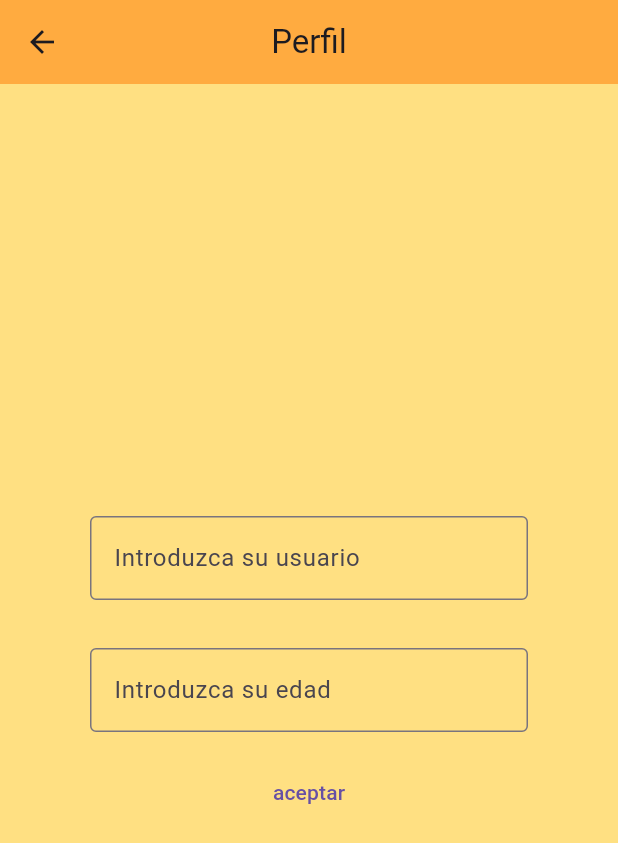
After one commit to manuelcb19/MCB_Exam_PSP_PMDM, a Flutter app: the PerfilView screen opened by its route, on a phone screen of 412 x 824 dp. The commit adds this screen. Shown: the top 843 px of the screen. Run offline on Flutter 3.47's test engine with Material 3 defaults, Android fonts, the phone set to English and light mode, and no system bars; our stand-ins replace cloud_firestore, firebase_auth, firebase_core; accounts and stored records are empty; generated files the repository leaves out were written again.

Commit message:
subido PSP. Se crea un FBusuario para gestionar el usuario, se realiza una coleecion en firebase con el nombre de usuarios que guarda los datos del perfil del usuario, cuando se inicia sesion se mira si se tienen datos en perfil, si no tiene tienes que introducirlo, mas adelante le metere la foto para enseñarla. Tambien se crea el dataholder y la clase firebaseadmin para controlar todo lo relacionado con las conexiones del usuario

```diff
--- a/lib/CustomViews/CustomButton.dart
+++ b/lib/CustomViews/CustomButton.dart
@@ -2,11 +2,11 @@ import 'package:flutter/material.dart';
 
 class CustomButton extends StatelessWidget {
 
-  final Function? prueba;
+  final Function? funcion;
   final String texto;
   CustomButton({
     Key? key,
-    this.prueba,
+    this.funcion,
     required this.texto,
   }) : super(key: key);
 
@@ -14,8 +14,8 @@ class CustomButton extends StatelessWidget {
   Widget build(BuildContext context) {
     return TextButton(
       onPressed: () {
-        if (prueba != null) {
-          prueba!();
+        if (funcion != null) {
+          funcion!();
         }
       },
       child: Text(texto),
--- a/lib/ExamenMCB.dart
+++ b/lib/ExamenMCB.dart
@@ -6,6 +6,7 @@ import 'package:flutter/foundation.dart';
 import 'package:flutter/material.dart';
 import 'package:examenmcb/Splash/SplashView.dart';
 
+import 'onBoarding/PerfilView.dart';
 import 'onBoarding/RegisterView.dart';
 
 
@@ -20,6 +21,7 @@ Widget build(BuildContext context) {
         '/splashview':(context) => SplashView(),
         '/loginview':(context) => LoginView(),
         '/registerview':(context) => RegisterView(),
+        '/perfilview':(context) => PerfilView(),
       },
       initialRoute: '/loginview',
     );
--- /dev/null
+++ b/lib/Singletone/DataHolder.dart
@@ -0,0 +1,28 @@
+import 'package:cloud_firestore/cloud_firestore.dart';
+import 'package:firebase_auth/firebase_auth.dart';
+import 'package:flutter/cupertino.dart';
+
+import 'FirebaseAdmin.dart';
+
+
+class DataHolder {
+
+  static final DataHolder _dataHolder = DataHolder._internal();
+
+  String sNombre="Examen Dataholder";
+  FirebaseFirestore db = FirebaseFirestore.instance;
+  FirebaseAdmin fbadmin=FirebaseAdmin();
+
+  DataHolder._internal() {
+  }
+
+  void initDataHolder(){
+
+
+  }
+
+  factory DataHolder(){
+    return _dataHolder;
+  }
+
+}
--- /dev/null
+++ b/lib/Singletone/FirebaseAdmin.dart
@@ -0,0 +1,35 @@
+
+import 'package:cloud_firestore/cloud_firestore.dart';
+import 'package:firebase_auth/firebase_auth.dart';
+
+import '../FirebaseObjects/FbUsuario.dart';
+
+
+class FirebaseAdmin{
+  FirebaseAuth auth = FirebaseAuth.instance;
+  FirebaseFirestore db = FirebaseFirestore.instance;
+  FbUsuario? usuario;
+
+  Future<FbUsuario?> loadFbUsuario() async{
+    String uid=FirebaseAuth.instance.currentUser!.uid;
+    print("UID DE DESCARGA loadFbUsuario------------->>>> ${uid}");
+    DocumentReference<FbUsuario> ref=db.collection("Usuarios")
+        .doc(uid)
+        .withConverter(fromFirestore: FbUsuario.fromFirestore,
+      toFirestore: (FbUsuario usuario, _) => usuario.toFirestore(),);
+
+
+    DocumentSnapshot<FbUsuario> docSnap=await ref.get();
+    print("docSnap DE DESCARGA loadFbUsuario------------->>>> ${docSnap.data()}");
+    usuario=docSnap.data();
+    return usuario;
+  }
+
+  Future<void> anadirUsuario(String nombre, int edad, String img) async {
+
+    FbUsuario usuario = new FbUsuario(nombre: nombre, edad: edad, shint: img);
+    String uidUsuario= FirebaseAuth.instance.currentUser!.uid;
+    await db.collection("Usuarios").doc(uidUsuario).set(usuario.toFirestore());
+
+  }
+}
--- /dev/null
+++ b/lib/onBoarding/PerfilView.dart
@@ -0,0 +1,71 @@
+
+
+import 'package:cloud_firestore/cloud_firestore.dart';
+import 'package:examenmcb/CustomViews/CustomButton.dart';
+import 'package:examenmcb/Singletone/DataHolder.dart';
+import 'package:flutter/material.dart';
+
+import '../CustomViews/CustomTextField.dart';
+
+class PerfilView extends StatelessWidget {
+
+  TextEditingController tecNombre = TextEditingController();
+  TextEditingController tecEdad=TextEditingController();
+  FirebaseFirestore db = FirebaseFirestore.instance;
+  late BuildContext _context;
+  DataHolder conexion = DataHolder();
+
+  void onClickAceptar() async{
+
+    conexion.fbadmin.anadirUsuario(tecNombre.text, int.parse(tecEdad.text), '');
+
+    Navigator.of(_context).popAndPushNamed("/homeview");
+  }
+
+
+  @override
+  Widget build(BuildContext context) {
+    this._context=context;
+    return Scaffold(
+        appBar: AppBar(
+          title: const Text('Perfil'),
+          centerTitle: true,
+          shadowColor: Colors.orangeAccent,
+          backgroundColor: Colors.orangeAccent,
+        ),
+        backgroundColor: Colors.amber[200],
+        body:
+        Center(
+          child: ConstrainedBox(constraints: BoxConstraints(
+            minWidth: 500,
+            minHeight: 700,
+            maxWidth: 1000,
+            maxHeight: 900,
+          ),
+            child: Column(
+
+              mainAxisAlignment: MainAxisAlignment.center,
+
+              children: [
+                Padding(padding: EdgeInsets.symmetric(horizontal: 60, vertical: 16),
+                    child:  customTextField( tecUsername: tecNombre,oscuro: false, sHint: "Introduzca su usuario",)
+                ),
+
+                Padding(padding: EdgeInsets.symmetric(horizontal: 60, vertical: 16),
+                    child:  customTextField( tecUsername: tecEdad, oscuro: false,sHint: "Introduzca su edad",)
+                ),
+
+                //Aqui se pedira mas adelante la fotografia, es por eso que en la base de datos aparecera un String vacio por ahora
+                Row(
+                    mainAxisAlignment: MainAxisAlignment.spaceEvenly,
+                    children: [
+                           CustomButton(texto: "aceptar", funcion: onClickAceptar,)
+
+                    ]
+                )
+              ],
+            ),),
+        )
+    );
+  }
+}
```
Also changed, not shown: lib/FirebaseObjects/FbUsuario.dart (added, +34 -0 lines), lib/onBoarding/LoginView.dart (+16 -18 lines).
